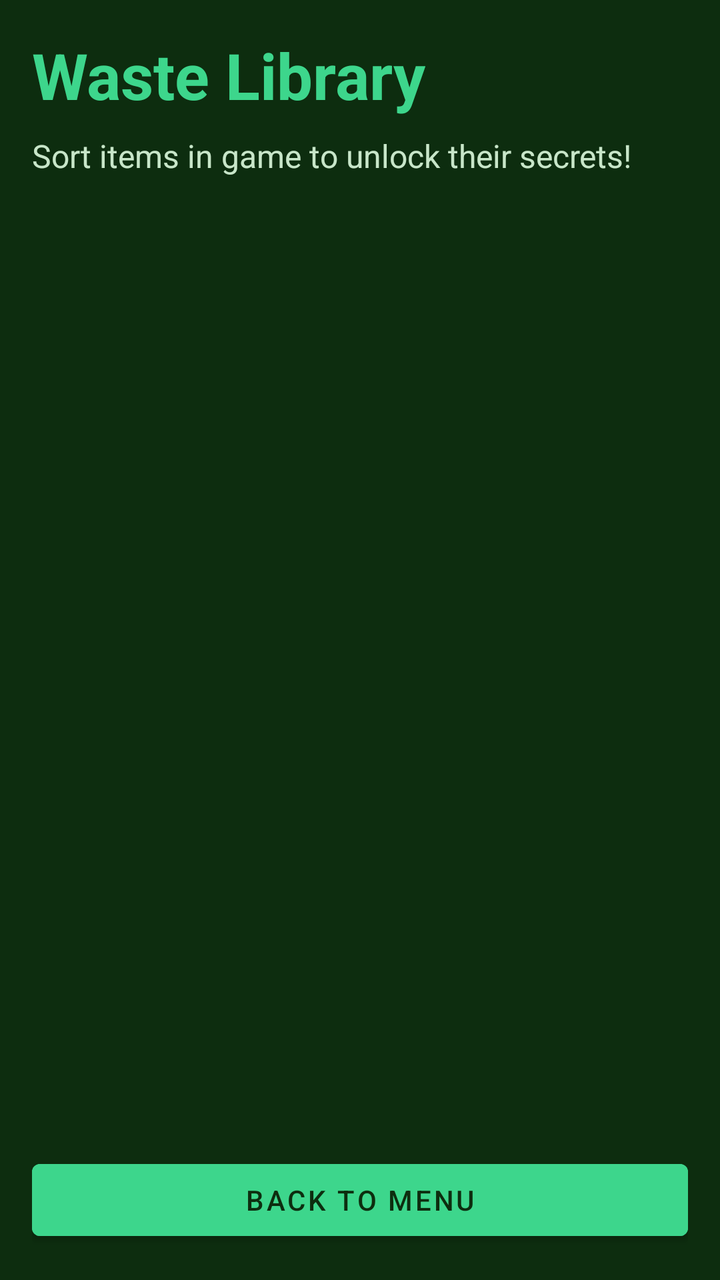
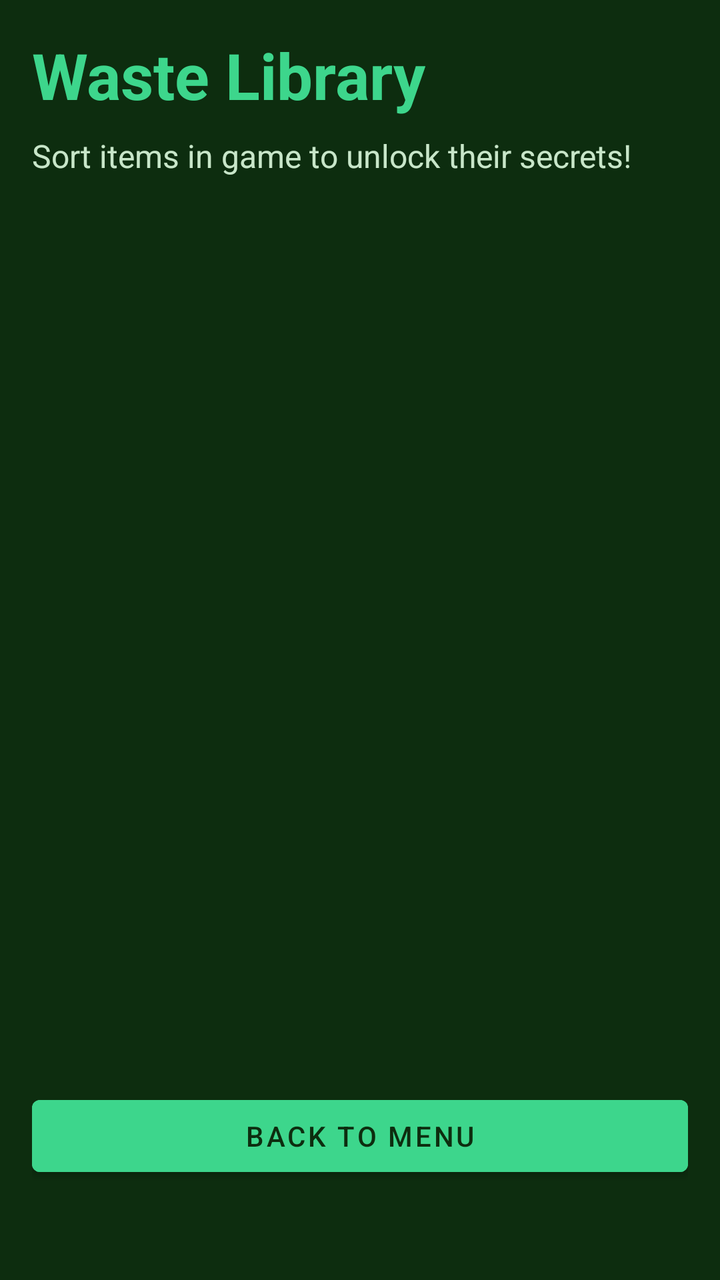

Compare the two renders of this Android layout. The source of the first and the diff that turns it into the second are given below.
<!-- AndroidManifest.xml: application theme Theme.EcoSort -->
<!-- res/layout/activity_encyclopedia.xml -->
<?xml version="1.0" encoding="utf-8"?>
<LinearLayout xmlns:android="http://schemas.android.com/apk/res/android"
    android:layout_width="match_parent"
    android:layout_height="match_parent"
    android:background="#0D2D0F"
    android:orientation="vertical"
    android:padding="16dp">

    <TextView
        android:layout_width="wrap_content"
        android:layout_height="wrap_content"
        android:text="@string/library_title"
        android:textColor="#3DD68C"
        android:textSize="32sp"
        android:textStyle="bold"
        android:layout_marginBottom="8dp" />

    <TextView
        android:layout_width="wrap_content"
        android:layout_height="wrap_content"
        android:text="@string/library_subtitle"
        android:textColor="#C8E6C9"
        android:textSize="16sp"
        android:layout_marginBottom="16dp" />

    <GridView
        android:id="@+id/gv_encyclopedia"
        android:layout_width="match_parent"
        android:layout_height="0dp"
        android:layout_weight="1"
        android:numColumns="3"
        android:verticalSpacing="12dp"
        android:horizontalSpacing="12dp"
        android:stretchMode="columnWidth" />

    <Button
        android:id="@+id/btn_back_menu"
        android:layout_width="match_parent"
        android:layout_height="wrap_content"
        android:text="@string/back_to_menu"
        android:layout_marginTop="16dp"
        android:backgroundTint="#3DD68C"
        android:textColor="#0D2D0F" />

</LinearLayout>
<!-- resources referenced by this layout -->
<resources>
  <string name="back_to_menu">Back to Menu</string>
  <string name="library_subtitle">Sort items in game to unlock their secrets!</string>
  <string name="library_title">Waste Library</string>
  <style name="Theme.EcoSort" parent="Theme.MaterialComponents.DayNight.NoActionBar">
          <item name="colorPrimary">#3DD68C</item>
          <item name="colorPrimaryVariant">#0D2D0F</item>
          <item name="colorOnPrimary">#0D2D0F</item>
          <item name="colorSecondary">#2ABF7A</item>
          <item name="colorSecondaryVariant">#1A9E62</item>
          <item name="colorOnSecondary">#0D2D0F</item>
          <item name="android:statusBarColor">#0D2D0F</item>
          <item name="android:windowLightStatusBar" tools:targetApi="m">false</item>
          <item name="android:windowBackground">#0D2D0F</item>
      </style>
</resources>

<!-- the commit's change to res/layout/activity_encyclopedia.xml (unified diff, before → after) -->
@@ -39,6 +39,7 @@
         android:layout_height="wrap_content"
         android:text="@string/back_to_menu"
         android:layout_marginTop="16dp"
+        android:layout_marginBottom="32dp"
         android:backgroundTint="#3DD68C"
         android:textColor="#0D2D0F" />
 
